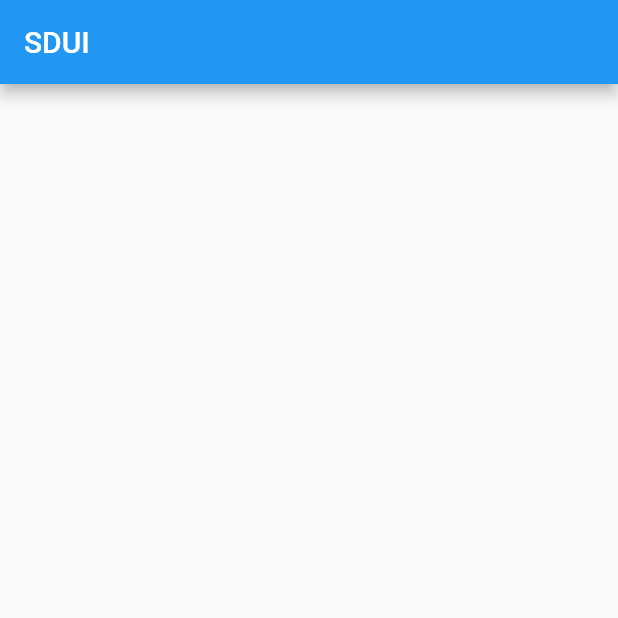
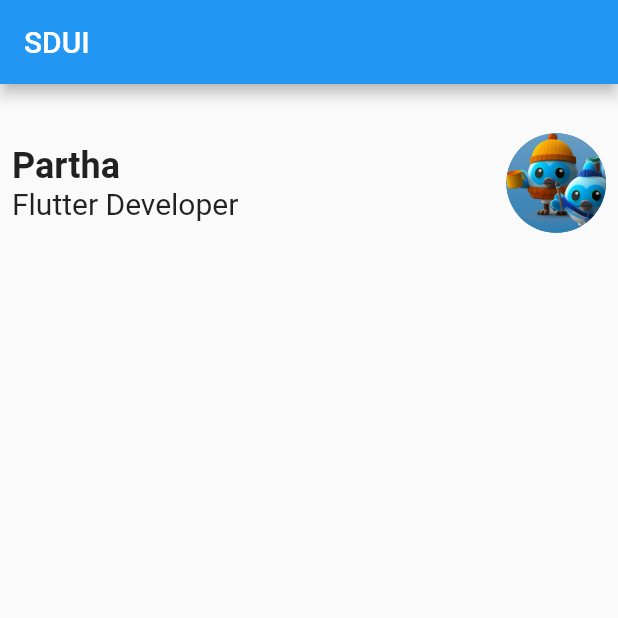
Before and after one commit to Partha0777/Server-Driven-R-D---Flutter, a Flutter app: the screen it shows after launch, on a phone screen of 412 x 824 dp, the top half of it. Run offline on Flutter 3.47's test engine with Material 2 defaults, Android fonts, the light colour scheme and no system bars; missing offline and left inert: dart:ffi.

Commit message:
Added Multi direction UI support.

```diff
--- a/lib/main.dart
+++ b/lib/main.dart
@@ -1,3 +1,5 @@
+import 'dart:ffi';
+
 import 'package:flutter/material.dart';
 
 void main() {
@@ -37,7 +39,88 @@ class _MyHomePageState extends State<MyHomePage> {
       appBar: AppBar(
         title: Text(widget.title),
       ),
-      body: const Center(),
+      body: body(),
+    );
+  }
+
+  Widget body(){
+    return Column(
+      children: [
+        profile(ImagePosition.Right)
+      ],
+    );
+  }
+
+  Widget profile(ImagePosition imagePosition) {
+    return Column(children: [
+      if (imagePosition == ImagePosition.Center) ...[
+        Center(
+          child: Column(
+            crossAxisAlignment: CrossAxisAlignment.center,
+            mainAxisAlignment: MainAxisAlignment.center,
+            children: [
+              profileImage(0),
+              profileContent(0,CrossAxisAlignment.center),
+            ],
+          ),
+        )
+      ] else ...[
+        Row(
+          children: [
+            if (ImagePosition.Left == imagePosition) ...[
+              profileImage(2),
+              profileContent(8,CrossAxisAlignment.start),
+            ] else ...[
+              profileContent(8,CrossAxisAlignment.start),
+              profileImage(2),
+            ]
+          ],
+        )
+      ]
+    ]);
+  }
+
+  Widget profileImage(int flexValue){
+    return Expanded(
+      flex: flexValue,
+        child: Padding(
+          padding: const EdgeInsets.only(right: 8,left: 8, top: 16, bottom: 16),
+          child: Container(
+            height: 100,
+                  width: 100,
+                  child: CircleAvatar(
+                      backgroundImage: AssetImage("assets/flutter_Dash.jpeg")))),
+        );
+
+  }
+
+  Widget profileContent(int flexValue, CrossAxisAlignment crossAxisAlignment){
+    return Expanded(
+      flex: flexValue,
+      child: Padding(
+        padding: const EdgeInsets.all(8.0),
+        child: Column(
+          crossAxisAlignment: crossAxisAlignment,
+          children: const [
+            Text("Partha",style: TextStyle(fontSize: 24,fontWeight: FontWeight.bold),textAlign: TextAlign.left),
+            Text("Flutter Developer",style: TextStyle(fontSize: 20,fontWeight: FontWeight.normal),textAlign: TextAlign.left)
+          ],
+        ),
+      ),
     );
   }
 }
+
+
+
+enum ImagePosition{
+  Left,
+  Right,
+  Center
+}
+
+enum WidgetPosition{
+  Left,
+  Right,
+  Center
+}
--- a/pubspec.yaml
+++ b/pubspec.yaml
@@ -59,8 +59,8 @@ flutter:
   uses-material-design: true
 
   # To add assets to your application, add an assets section, like this:
-  # assets:
-  #   - images/a_dot_burr.jpeg
+  assets:
+    - assets/flutter_Dash.jpeg
   #   - images/a_dot_ham.jpeg
 
   # An image asset can refer to one or more resolution-specific "variants", see
```
Also changed, not shown: assets/flutter_Dash.jpeg (added).
